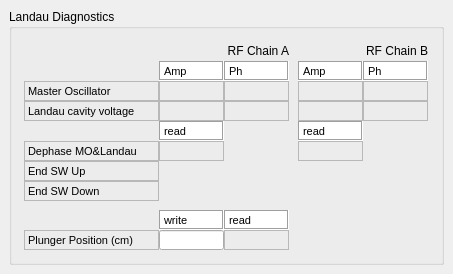
Before: the Qt Designer form src/llrfgui/widgets/landaudiag/ui/LandauDiag.ui in amilan/app-maxiv-llrfexpert, drawn with Qt 5.
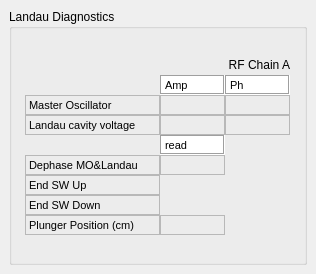
After: the same form once the commit is applied. Custom widgets are drawn as their Qt base class.

Diff of the .ui file:
```diff
--- a/src/llrfgui/widgets/landaudiag/ui/LandauDiag.ui
+++ b/src/llrfgui/widgets/landaudiag/ui/LandauDiag.ui
@@ -6,7 +6,7 @@
    <rect>
     <x>0</x>
     <y>0</y>
-    <width>453</width>
+    <width>316</width>
     <height>274</height>
    </rect>
   </property>
@@ -33,7 +33,7 @@
        <rect>
         <x>0</x>
         <y>0</y>
-        <width>453</width>
+        <width>316</width>
         <height>274</height>
        </rect>
       </property>
@@ -47,514 +47,6 @@
           <bool>true</bool>
          </property>
          <layout class="QGridLayout" name="gridLayout_3">
-          <item row="0" column="1">
-           <layout class="QGridLayout" name="gridLayout_4">
-            <property name="spacing">
-             <number>0</number>
-            </property>
-            <item row="3" column="1">
-             <widget class="TaurusLabel" name="tauValueLabel_landau_cav_volt_phB">
-              <property name="minimumSize">
-               <size>
-                <width>65</width>
-                <height>20</height>
-               </size>
-              </property>
-              <property name="maximumSize">
-               <size>
-                <width>65</width>
-                <height>20</height>
-               </size>
-              </property>
-              <property name="font">
-               <font>
-                <pointsize>7</pointsize>
-               </font>
-              </property>
-              <property name="frameShape">
-               <enum>QFrame::StyledPanel</enum>
-              </property>
-             </widget>
-            </item>
-            <item row="5" column="0">
-             <widget class="TaurusLabel" name="tauValueLabel_dephase_ampB">
-              <property name="minimumSize">
-               <size>
-                <width>65</width>
-                <height>20</height>
-               </size>
-              </property>
-              <property name="maximumSize">
-               <size>
-                <width>65</width>
-                <height>20</height>
-               </size>
-              </property>
-              <property name="font">
-               <font>
-                <pointsize>7</pointsize>
-               </font>
-              </property>
-              <property name="frameShape">
-               <enum>QFrame::StyledPanel</enum>
-              </property>
-             </widget>
-            </item>
-            <item row="7" column="0">
-             <widget class="TaurusBoolLed" name="taurusBoolLed_end_sw_upB">
-              <property name="minimumSize">
-               <size>
-                <width>65</width>
-                <height>20</height>
-               </size>
-              </property>
-              <property name="maximumSize">
-               <size>
-                <width>65</width>
-                <height>20</height>
-               </size>
-              </property>
-              <property name="alignment">
-               <set>Qt::AlignLeading|Qt::AlignLeft|Qt::AlignVCenter</set>
-              </property>
-              <property name="ledColor" stdset="0">
-               <string>GREEN</string>
-              </property>
-              <property name="ledColorOff" stdset="0">
-               <string>GREENOFF</string>
-              </property>
-             </widget>
-            </item>
-            <item row="3" column="0">
-             <widget class="TaurusLabel" name="tauValueLabel_landau_cav_volt_ampB">
-              <property name="minimumSize">
-               <size>
-                <width>65</width>
-                <height>20</height>
-               </size>
-              </property>
-              <property name="maximumSize">
-               <size>
-                <width>65</width>
-                <height>20</height>
-               </size>
-              </property>
-              <property name="font">
-               <font>
-                <pointsize>7</pointsize>
-               </font>
-              </property>
-              <property name="frameShape">
-               <enum>QFrame::StyledPanel</enum>
-              </property>
-             </widget>
-            </item>
-            <item row="1" column="1">
-             <widget class="QLabel" name="label_225">
-              <property name="sizePolicy">
-               <sizepolicy hsizetype="Fixed" vsizetype="Fixed">
-                <horstretch>0</horstretch>
-                <verstretch>0</verstretch>
-               </sizepolicy>
-              </property>
-              <property name="minimumSize">
-               <size>
-                <width>65</width>
-                <height>20</height>
-               </size>
-              </property>
-              <property name="maximumSize">
-               <size>
-                <width>65</width>
-                <height>20</height>
-               </size>
-              </property>
-              <property name="palette">
-               <palette>
-                <active>
-                 <colorrole role="Base">
-                  <brush brushstyle="SolidPattern">
-                   <color alpha="255">
-                    <red>255</red>
-                    <green>255</green>
-                    <blue>255</blue>
-                   </color>
-                  </brush>
-                 </colorrole>
-                 <colorrole role="Window">
-                  <brush brushstyle="SolidPattern">
-                   <color alpha="255">
-                    <red>255</red>
-                    <green>255</green>
-                    <blue>255</blue>
-                   </color>
-                  </brush>
-                 </colorrole>
-                </active>
-                <inactive>
-                 <colorrole role="Base">
-                  <brush brushstyle="SolidPattern">
-                   <color alpha="255">
-                    <red>255</red>
-                    <green>255</green>
-                    <blue>255</blue>
-                   </color>
-                  </brush>
-                 </colorrole>
-                 <colorrole role="Window">
-                  <brush brushstyle="SolidPattern">
-                   <color alpha="255">
-                    <red>255</red>
-                    <green>255</green>
-                    <blue>255</blue>
-                   </color>
-                  </brush>
-                 </colorrole>
-                </inactive>
-                <disabled>
-                 <colorrole role="Base">
-                  <brush brushstyle="SolidPattern">
-                   <color alpha="255">
-                    <red>255</red>
-                    <green>255</green>
-                    <blue>255</blue>
-                   </color>
-                  </brush>
-                 </colorrole>
-                 <colorrole role="Window">
-                  <brush brushstyle="SolidPattern">
-                   <color alpha="255">
-                    <red>255</red>
-                    <green>255</green>
-                    <blue>255</blue>
-                   </color>
-                  </brush>
-                 </colorrole>
-                </disabled>
-               </palette>
-              </property>
-              <property name="font">
-               <font>
-                <pointsize>8</pointsize>
-               </font>
-              </property>
-              <property name="autoFillBackground">
-               <bool>true</bool>
-              </property>
-              <property name="frameShape">
-               <enum>QFrame::Box</enum>
-              </property>
-              <property name="frameShadow">
-               <enum>QFrame::Sunken</enum>
-              </property>
-              <property name="text">
-               <string>Ph</string>
-              </property>
-             </widget>
-            </item>
-            <item row="1" column="0">
-             <widget class="QLabel" name="label_219">
-              <property name="sizePolicy">
-               <sizepolicy hsizetype="Fixed" vsizetype="Fixed">
-                <horstretch>0</horstretch>
-                <verstretch>0</verstretch>
-               </sizepolicy>
-              </property>
-              <property name="minimumSize">
-               <size>
-                <width>65</width>
-                <height>20</height>
-               </size>
-              </property>
-              <property name="maximumSize">
-               <size>
-                <width>65</width>
-                <height>20</height>
-               </size>
-              </property>
-              <property name="palette">
-               <palette>
-                <active>
-                 <colorrole role="Base">
-                  <brush brushstyle="SolidPattern">
-                   <color alpha="255">
-                    <red>255</red>
-                    <green>255</green>
-                    <blue>255</blue>
-                   </color>
-                  </brush>
-                 </colorrole>
-                 <colorrole role="Window">
-                  <brush brushstyle="SolidPattern">
-                   <color alpha="255">
-                    <red>255</red>
-                    <green>255</green>
-                    <blue>255</blue>
-                   </color>
-                  </brush>
-                 </colorrole>
-                </active>
-                <inactive>
-                 <colorrole role="Base">
-                  <brush brushstyle="SolidPattern">
-                   <color alpha="255">
-                    <red>255</red>
-                    <green>255</green>
-                    <blue>255</blue>
-                   </color>
-                  </brush>
-                 </colorrole>
-                 <colorrole role="Window">
-                  <brush brushstyle="SolidPattern">
-                   <color alpha="255">
-                    <red>255</red>
-                    <green>255</green>
-                    <blue>255</blue>
-                   </color>
-                  </brush>
-                 </colorrole>
-                </inactive>
-                <disabled>
-                 <colorrole role="Base">
-                  <brush brushstyle="SolidPattern">
-                   <color alpha="255">
-                    <red>255</red>
-                    <green>255</green>
-                    <blue>255</blue>
-                   </color>
-                  </brush>
-                 </colorrole>
-                 <colorrole role="Window">
-                  <brush brushstyle="SolidPattern">
-                   <color alpha="255">
-                    <red>255</red>
-                    <green>255</green>
-                    <blue>255</blue>
-                   </color>
-                  </brush>
-                 </colorrole>
-                </disabled>
-               </palette>
-              </property>
-              <property name="font">
-               <font>
-                <pointsize>8</pointsize>
-               </font>
-              </property>
-              <property name="autoFillBackground">
-               <bool>true</bool>
-              </property>
-              <property name="frameShape">
-               <enum>QFrame::Box</enum>
-              </property>
-              <property name="frameShadow">
-               <enum>QFrame::Sunken</enum>
-              </property>
-              <property name="text">
-               <string>Amp</string>
-              </property>
-             </widget>
-            </item>
-            <item row="0" column="1">
-             <widget class="QLabel" name="label_240">
-              <property name="minimumSize">
-               <size>
-                <width>65</width>
-                <height>20</height>
-               </size>
-              </property>
-              <property name="maximumSize">
-               <size>
-                <width>65</width>
-                <height>20</height>
-               </size>
-              </property>
-              <property name="text">
-               <string>RF Chain B</string>
-              </property>
-              <property name="alignment">
-               <set>Qt::AlignRight|Qt::AlignTrailing|Qt::AlignVCenter</set>
-              </property>
-             </widget>
-            </item>
-            <item row="2" column="1">
-             <widget class="TaurusLabel" name="tauValueLabel_master_oscillator_phB">
-              <property name="minimumSize">
-               <size>
-                <width>65</width>
-                <height>20</height>
-               </size>
-              </property>
-              <property name="maximumSize">
-               <size>
-                <width>65</width>
-                <height>20</height>
-               </size>
-              </property>
-              <property name="font">
-               <font>
-                <pointsize>7</pointsize>
-               </font>
-              </property>
-              <property name="frameShape">
-               <enum>QFrame::StyledPanel</enum>
-              </property>
-             </widget>
-            </item>
-            <item row="4" column="0">
-             <widget class="QLabel" name="label_217">
-              <property name="sizePolicy">
-               <sizepolicy hsizetype="Fixed" vsizetype="Fixed">
-                <horstretch>0</horstretch>
-                <verstretch>0</verstretch>
-               </sizepolicy>
-              </property>
-              <property name="minimumSize">
-               <size>
-                <width>65</width>
-                <height>20</height>
-               </size>
-              </property>
-              <property name="maximumSize">
-               <size>
-                <width>65</width>
-                <height>20</height>
-               </size>
-              </property>
-              <property name="palette">
-               <palette>
-                <active>
-                 <colorrole role="Base">
-                  <brush brushstyle="SolidPattern">
-                   <color alpha="255">
-                    <red>255</red>
-                    <green>255</green>
-                    <blue>255</blue>
-                   </color>
-                  </brush>
-                 </colorrole>
-                 <colorrole role="Window">
-                  <brush brushstyle="SolidPattern">
-                   <color alpha="255">
-                    <red>255</red>
-                    <green>255</green>
-                    <blue>255</blue>
-                   </color>
-                  </brush>
-                 </colorrole>
-                </active>
-                <inactive>
-                 <colorrole role="Base">
-                  <brush brushstyle="SolidPattern">
-                   <color alpha="255">
-                    <red>255</red>
-                    <green>255</green>
-                    <blue>255</blue>
-                   </color>
-                  </brush>
-                 </colorrole>
-                 <colorrole role="Window">
-                  <brush brushstyle="SolidPattern">
-                   <color alpha="255">
-                    <red>255</red>
-                    <green>255</green>
-                    <blue>255</blue>
-                   </color>
-                  </brush>
-                 </colorrole>
-                </inactive>
-                <disabled>
-                 <colorrole role="Base">
-                  <brush brushstyle="SolidPattern">
-                   <color alpha="255">
-                    <red>255</red>
-                    <green>255</green>
-                    <blue>255</blue>
-                   </color>
-                  </brush>
-                 </colorrole>
-                 <colorrole role="Window">
-                  <brush brushstyle="SolidPattern">
-                   <color alpha="255">
-                    <red>255</red>
-                    <green>255</green>
-                    <blue>255</blue>
-                   </color>
-                  </brush>
-                 </colorrole>
-                </disabled>
-               </palette>
-              </property>
-              <property name="font">
-               <font>
-                <pointsize>8</pointsize>
-               </font>
-              </property>
-              <property name="autoFillBackground">
-               <bool>true</bool>
-              </property>
-              <property name="frameShape">
-               <enum>QFrame::Box</enum>
-              </property>
-              <property name="frameShadow">
-               <enum>QFrame::Sunken</enum>
-              </property>
-              <property name="text">
-               <string>read</string>
-              </property>
-             </widget>
-            </item>
-            <item row="8" column="0">
-             <widget class="TaurusBoolLed" name="taurusBoolLed_end_sw_downB">
-              <property name="minimumSize">
-               <size>
-                <width>65</width>
-                <height>20</height>
-               </size>
-              </property>
-              <property name="maximumSize">
-               <size>
-                <width>65</width>
-                <height>20</height>
-               </size>
-              </property>
-              <property name="alignment">
-               <set>Qt::AlignLeading|Qt::AlignLeft|Qt::AlignVCenter</set>
-              </property>
-              <property name="ledColor" stdset="0">
-               <string>GREEN</string>
-              </property>
-              <property name="ledColorOff" stdset="0">
-               <string>GREENOFF</string>
-              </property>
-             </widget>
-            </item>
-            <item row="2" column="0">
-             <widget class="TaurusLabel" name="tauValueLabel_master_oscillator_ampB">
-              <property name="minimumSize">
-               <size>
-                <width>65</width>
-                <height>20</height>
-               </size>
-              </property>
-              <property name="maximumSize">
-               <size>
-                <width>65</width>
-                <height>20</height>
-               </size>
-              </property>
-              <property name="font">
-               <font>
-                <pointsize>7</pointsize>
-               </font>
-              </property>
-              <property name="frameShape">
-               <enum>QFrame::StyledPanel</enum>
-              </property>
-             </widget>
-            </item>
-           </layout>
-          </item>
           <item row="0" column="0">
            <layout class="QGridLayout" name="_27">
             <property name="spacing">
@@ -1202,220 +694,7 @@
               </property>
              </widget>
             </item>
-           </layout>
-          </item>
-          <item row="1" column="0">
-           <layout class="QGridLayout" name="gridLayout_5">
-            <property name="spacing">
-             <number>0</number>
-            </property>
-            <item row="0" column="1">
-             <widget class="QLabel" name="label_218">
-              <property name="sizePolicy">
-               <sizepolicy hsizetype="Fixed" vsizetype="Fixed">
-                <horstretch>0</horstretch>
-                <verstretch>0</verstretch>
-               </sizepolicy>
-              </property>
-              <property name="minimumSize">
-               <size>
-                <width>65</width>
-                <height>20</height>
-               </size>
-              </property>
-              <property name="maximumSize">
-               <size>
-                <width>65</width>
-                <height>20</height>
-               </size>
-              </property>
-              <property name="palette">
-               <palette>
-                <active>
-                 <colorrole role="Base">
-                  <brush brushstyle="SolidPattern">
-                   <color alpha="255">
-                    <red>255</red>
-                    <green>255</green>
-                    <blue>255</blue>
-                   </color>
-                  </brush>
-                 </colorrole>
-                 <colorrole role="Window">
-                  <brush brushstyle="SolidPattern">
-                   <color alpha="255">
-                    <red>255</red>
-                    <green>255</green>
-                    <blue>255</blue>
-                   </color>
-                  </brush>
-                 </colorrole>
-                </active>
-                <inactive>
-                 <colorrole role="Base">
-                  <brush brushstyle="SolidPattern">
-                   <color alpha="255">
-                    <red>255</red>
-                    <green>255</green>
-                    <blue>255</blue>
-                   </color>
-                  </brush>
-                 </colorrole>
-                 <colorrole role="Window">
-                  <brush brushstyle="SolidPattern">
-                   <color alpha="255">
-                    <red>255</red>
-                    <green>255</green>
-                    <blue>255</blue>
-                   </color>
-                  </brush>
-                 </colorrole>
-                </inactive>
-                <disabled>
-                 <colorrole role="Base">
-                  <brush brushstyle="SolidPattern">
-                   <color alpha="255">
-                    <red>255</red>
-                    <green>255</green>
-                    <blue>255</blue>
-                   </color>
-                  </brush>
-                 </colorrole>
-                 <colorrole role="Window">
-                  <brush brushstyle="SolidPattern">
-                   <color alpha="255">
-                    <red>255</red>
-                    <green>255</green>
-                    <blue>255</blue>
-                   </color>
-                  </brush>
-                 </colorrole>
-                </disabled>
-               </palette>
-              </property>
-              <property name="font">
-               <font>
-                <pointsize>8</pointsize>
-               </font>
-              </property>
-              <property name="autoFillBackground">
-               <bool>true</bool>
-              </property>
-              <property name="frameShape">
-               <enum>QFrame::Box</enum>
-              </property>
-              <property name="frameShadow">
-               <enum>QFrame::Sunken</enum>
-              </property>
-              <property name="text">
-               <string>write</string>
-              </property>
-             </widget>
-            </item>
-            <item row="0" column="2">
-             <widget class="QLabel" name="label_220">
-              <property name="sizePolicy">
-               <sizepolicy hsizetype="Fixed" vsizetype="Fixed">
-                <horstretch>0</horstretch>
-                <verstretch>0</verstretch>
-               </sizepolicy>
-              </property>
-              <property name="minimumSize">
-               <size>
-                <width>65</width>
-                <height>20</height>
-               </size>
-              </property>
-              <property name="maximumSize">
-               <size>
-                <width>65</width>
-                <height>20</height>
-               </size>
-              </property>
-              <property name="palette">
-               <palette>
-                <active>
-                 <colorrole role="Base">
-                  <brush brushstyle="SolidPattern">
-                   <color alpha="255">
-                    <red>255</red>
-                    <green>255</green>
-                    <blue>255</blue>
-                   </color>
-                  </brush>
-                 </colorrole>
-                 <colorrole role="Window">
-                  <brush brushstyle="SolidPattern">
-                   <color alpha="255">
-                    <red>255</red>
-                    <green>255</green>
-                    <blue>255</blue>
-                   </color>
-                  </brush>
-                 </colorrole>
-                </active>
-                <inactive>
-                 <colorrole role="Base">
-                  <brush brushstyle="SolidPattern">
-                   <color alpha="255">
-                    <red>255</red>
-                    <green>255</green>
-                    <blue>255</blue>
-                   </color>
-                  </brush>
-                 </colorrole>
-                 <colorrole role="Window">
-                  <brush brushstyle="SolidPattern">
-                   <color alpha="255">
-                    <red>255</red>
-                    <green>255</green>
-                    <blue>255</blue>
-                   </color>
-                  </brush>
-                 </colorrole>
-                </inactive>
-                <disabled>
-                 <colorrole role="Base">
-                  <brush brushstyle="SolidPattern">
-                   <color alpha="255">
-                    <red>255</red>
-                    <green>255</green>
-                    <blue>255</blue>
-                   </color>
-                  </brush>
-                 </colorrole>
-                 <colorrole role="Window">
-                  <brush brushstyle="SolidPattern">
-                   <color alpha="255">
-                    <red>255</red>
-                    <green>255</green>
-                    <blue>255</blue>
-                   </color>
-                  </brush>
-                 </colorrole>
-                </disabled>
-               </palette>
-              </property>
-              <property name="font">
-               <font>
-                <pointsize>8</pointsize>
-               </font>
-              </property>
-              <property name="autoFillBackground">
-               <bool>true</bool>
-              </property>
-              <property name="frameShape">
-               <enum>QFrame::Box</enum>
-              </property>
-              <property name="frameShadow">
-               <enum>QFrame::Sunken</enum>
-              </property>
-              <property name="text">
-               <string>read</string>
-              </property>
-             </widget>
-            </item>
-            <item row="1" column="0">
+            <item row="9" column="0">
              <widget class="QLabel" name="label_213">
               <property name="minimumSize">
                <size>
@@ -1442,40 +721,7 @@
               </property>
              </widget>
             </item>
-            <item row="1" column="1">
-             <widget class="TaurusValueLineEdit" name="lineEdit_plungerA">
-              <property name="sizePolicy">
-               <sizepolicy hsizetype="Fixed" vsizetype="Fixed">
-                <horstretch>0</horstretch>
-                <verstretch>0</verstretch>
-               </sizepolicy>
-              </property>
-              <property name="minimumSize">
-               <size>
-                <width>65</width>
-                <height>20</height>
-               </size>
-              </property>
-              <property name="maximumSize">
-               <size>
-                <width>65</width>
-                <height>20</height>
-               </size>
-              </property>
-              <property name="font">
-               <font>
-                <pointsize>8</pointsize>
-               </font>
-              </property>
-              <property name="frame">
-               <bool>true</bool>
-              </property>
-              <property name="autoApply" stdset="0">
-               <bool>false</bool>
-              </property>
-             </widget>
-            </item>
-            <item row="1" column="2">
+            <item row="9" column="1">
              <widget class="TaurusLabel" name="tauValueLabel_plunger_posA">
               <property name="minimumSize">
                <size>
@@ -1521,11 +767,6 @@
    <extends>QLabel</extends>
    <header>taurus.qt.qtgui.display</header>
   </customwidget>
-  <customwidget>
-   <class>TaurusValueLineEdit</class>
-   <extends>QLineEdit</extends>
-   <header>taurus.qt.qtgui.input</header>
-  </customwidget>
  </customwidgets>
  <resources/>
  <connections/>
```
